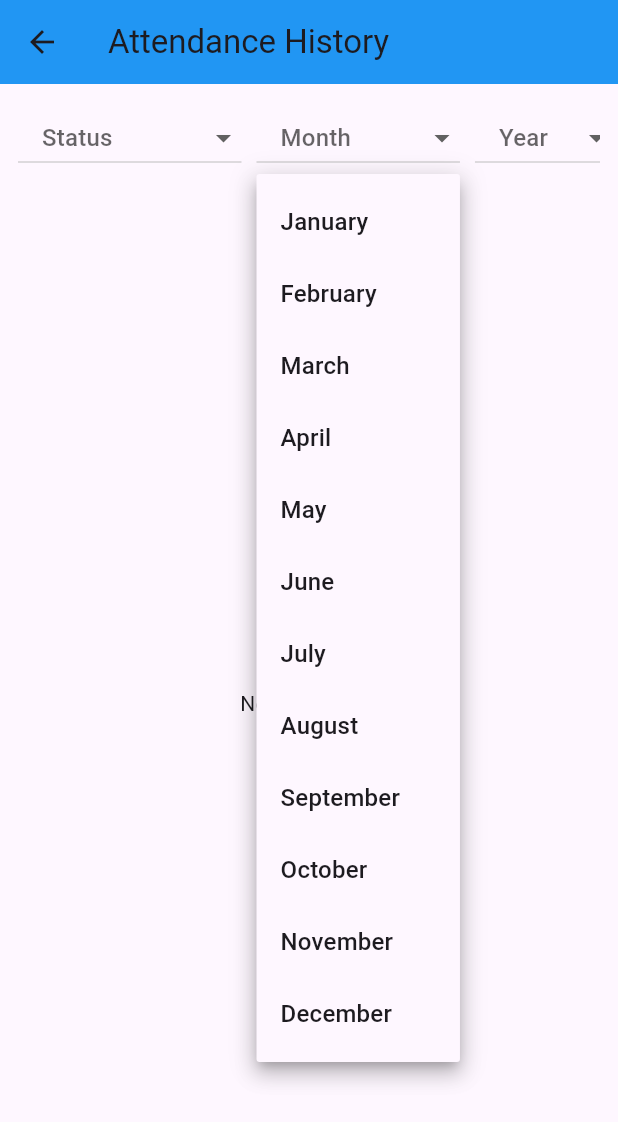
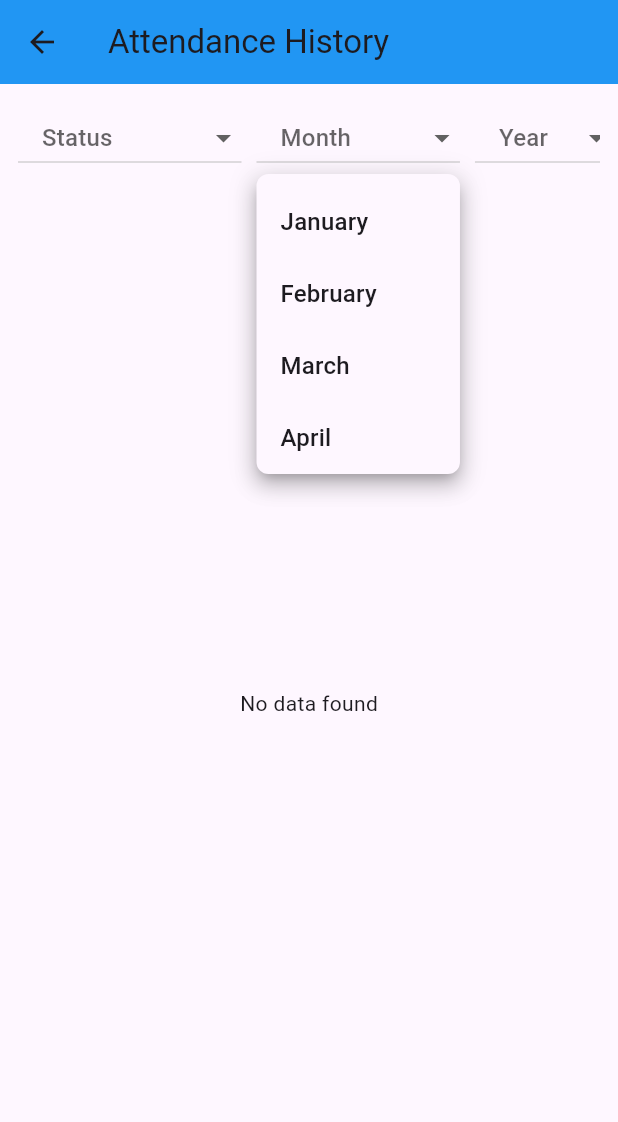
Before and after one commit to AbdurRahman4991/Geofancing_project_frontend, a Flutter app: the AttendanceHistory screen opened by its route, after a tap on "Month", on a phone screen of 412 x 824 dp. Shown: the top 1122 px of the screen. Run offline on Flutter 3.47's test engine with Material 3 defaults, Android fonts, the phone set to English and light mode, and no system bars; drawn by our look-alikes of dropdown_button2; our stand-ins replace device_info_plus, geolocator, shared_preferences; accounts and stored records are empty; network calls fail.

Commit message:
Update date formate

```diff
--- a/lib/pages/attendance_history.dart
+++ b/lib/pages/attendance_history.dart
@@ -410,7 +410,15 @@ class _AttendanceHistoryState extends State<AttendanceHistory> {
                       setState(() => selectedMonth = value);
                       fetchAttendanceData();
                     },
+                      // 🧩 এই অংশটাই গুরুত্বপূর্ণ
+                    dropdownStyleData: const DropdownStyleData(
+                      maxHeight: 200, // ড্রপডাউনের সর্বোচ্চ উচ্চতা
+                      decoration: BoxDecoration(
+                        borderRadius: BorderRadius.all(Radius.circular(8)),
+                      ),
+                    ),
                   ),
+
                   const SizedBox(width: 10),
 
                   // ✅ Year Filter
--- a/pubspec.yaml
+++ b/pubspec.yaml
@@ -37,6 +37,7 @@ dependencies:
   device_info_plus: ^9.1.2
   shared_preferences: ^2.2.3
   dropdown_button2: ^2.3.9
+  intl: ^0.19.0
 
 
   # The following adds the Cupertino Icons font to your application.
```
Also changed, not shown: lib/helpers/date_helper.dart (+29 -8 lines), pubspec.lock.
